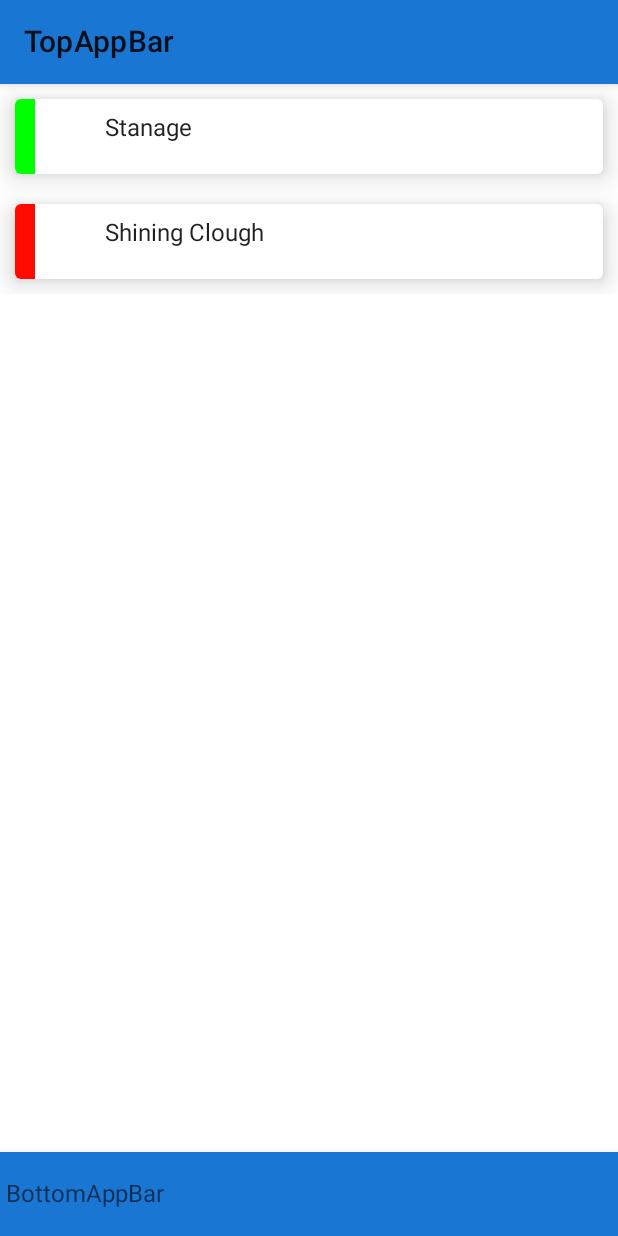
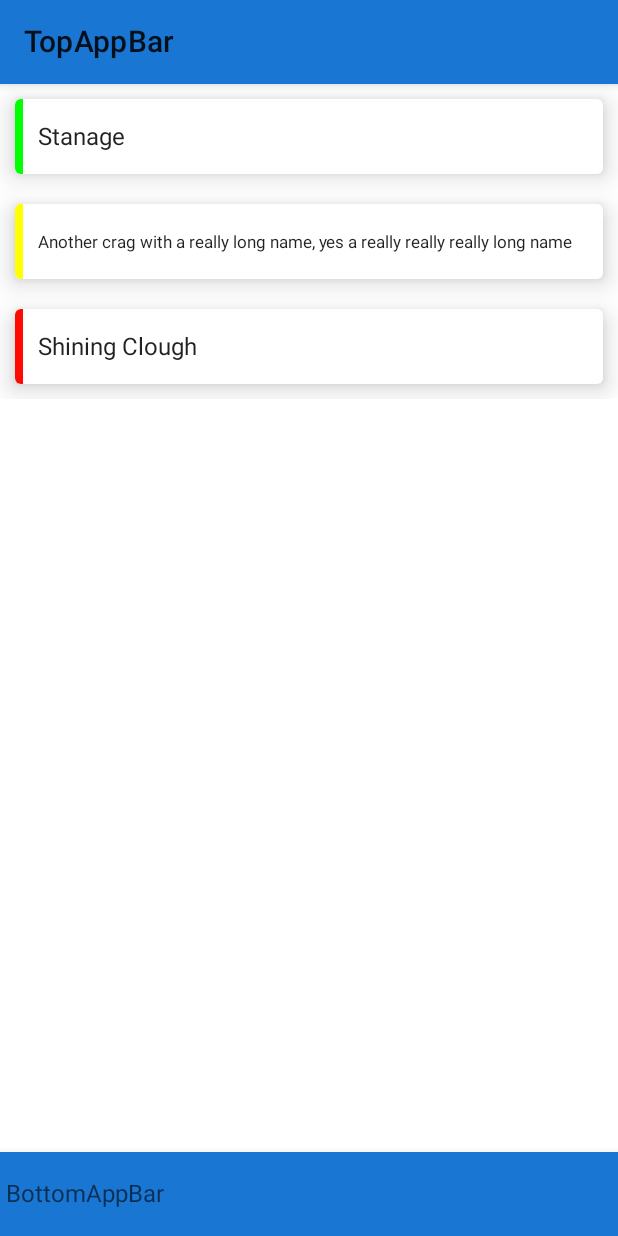
Before and after one commit to mjms3/WhereToClimb, an Android app built with Jetpack Compose: the screen it shows after launch (MainActivity), on a phone screen of 412 x 824 dp. Run offline under Robolectric (Android 15) with nearby library versions, the phone set to English and light mode, and no system bars.

Commit message:
Handle long crag names gracefully, ensure results are sorted

```diff
--- a/app/src/main/java/mjms3/github/io/wheretoclimb/MainActivity.kt
+++ b/app/src/main/java/mjms3/github/io/wheretoclimb/MainActivity.kt
@@ -9,10 +9,12 @@ import androidx.compose.foundation.layout.*
 import androidx.compose.foundation.rememberScrollState
 import androidx.compose.foundation.verticalScroll
 import androidx.compose.material.*
-import androidx.compose.runtime.Composable
+import androidx.compose.runtime.*
+import androidx.compose.ui.Alignment
 import androidx.compose.ui.Modifier
 import androidx.compose.ui.geometry.Size
 import androidx.compose.ui.graphics.Color
+import androidx.compose.ui.text.style.TextOverflow
 import androidx.compose.ui.unit.dp
 import mjms3.github.io.wheretoclimb.ui.theme.WhereToClimbTheme
 import java.time.LocalDateTime
@@ -71,19 +73,36 @@ fun GetSearchResultsContent() {
 @Composable
 fun GetSearchResultCard(result: CragSearchResult) {
     val modifier = Modifier.padding(10.dp)
+    var multiplier by remember{ mutableStateOf(1f) }
     Card(
         elevation = 10.dp,
         modifier = modifier.fillMaxWidth(),
     ) {
-        Row() {
-            Canvas(modifier = Modifier.size(50.dp)) {
+        Row(verticalAlignment = Alignment.CenterVertically) {
+            Canvas(modifier = Modifier
+                .height(50.dp)
+                .width(5.dp)) {
                 val height = size.height
+                val width = size.width
                 drawRect(
-                    size = Size(width = 20f, height = height),
+                    size = Size(width = width, height = height),
                     color = getSearchResultBarColor(result),
                 )
             }
-            Text(text = result.cragName, modifier = modifier)
+            Text(
+                result.cragName,
+                maxLines = 1, // modify to fit your need
+                overflow = TextOverflow.Visible,
+                style = LocalTextStyle.current.copy(
+                    fontSize = LocalTextStyle.current.fontSize * multiplier
+                ),
+                onTextLayout = {
+                    if (it.hasVisualOverflow) {
+                        multiplier *= 0.9f
+                    }
+                },
+                modifier = modifier,
+            )
         }
     }
 }
@@ -111,7 +130,13 @@ fun getSearchResults(): MutableList<CragSearchResult> {
             cragName = "Shining Clough",
             percentageMatch = 2,
             resultGenerationTime = LocalDateTime.of(2022, 10, 1, 10, 0)
-        )
+        ),
+        CragSearchResult(
+            cragName = "Another crag with a really long name, yes a really really really long name",
+            percentageMatch = 50,
+            resultGenerationTime = LocalDateTime.of(2022, 10, 1, 10, 0)
+        ),
     )
+    searchResults.sortByDescending { it.percentageMatch }
     return searchResults
 }
```
